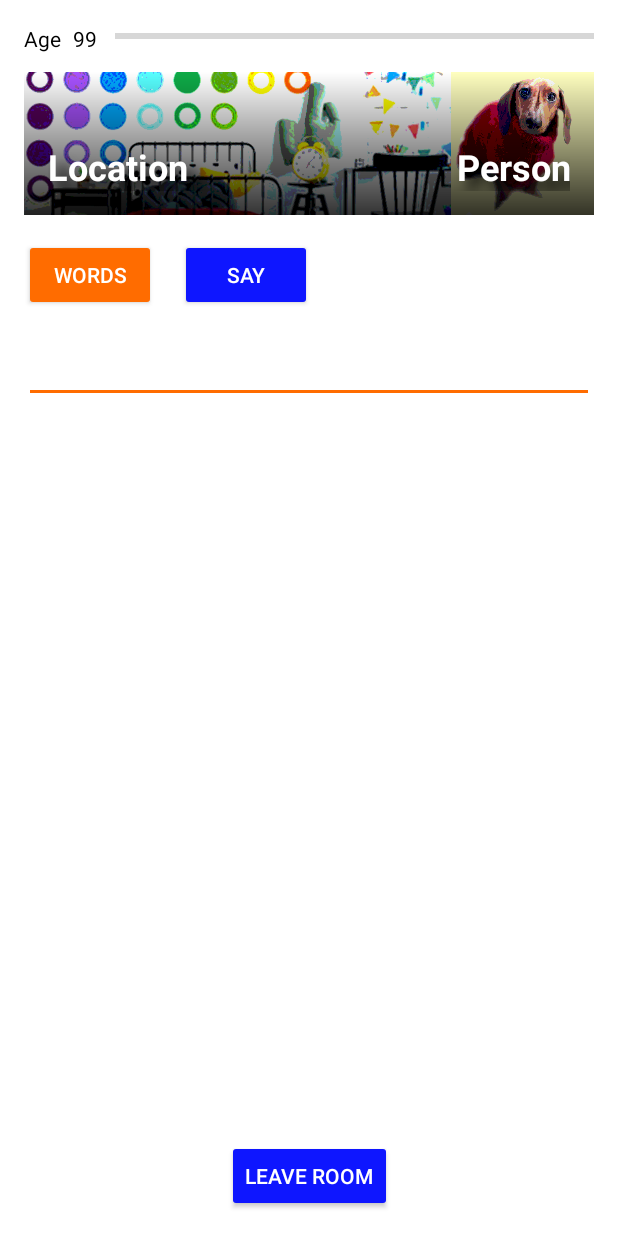
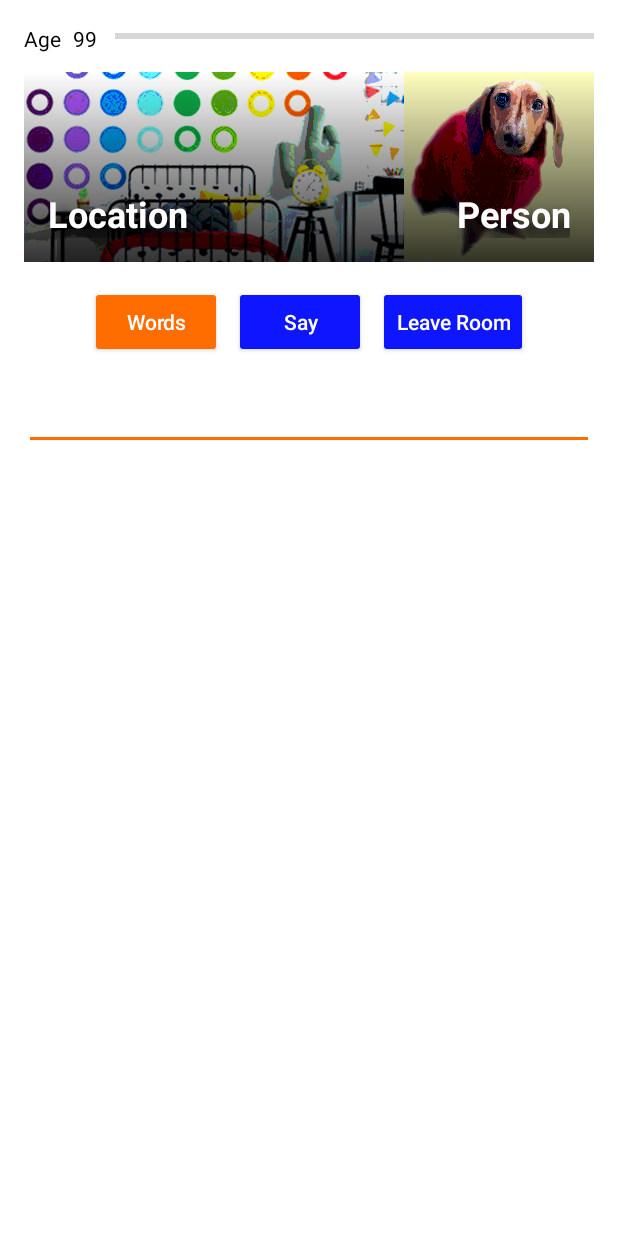
Before and after one commit to MWojnar/GGJ2019Android, an Android app: the layout activity_dialog.xml on its own in the app's theme, with its tools: preview values and no code run, on a phone screen of 412 x 824 dp. Run offline under Robolectric (Android 15) with nearby library versions, the light colour scheme and no system bars.

Commit message:
Increasing the sizes of the images.

```diff
--- a/app/src/main/res/layout/activity_birthday.xml
+++ b/app/src/main/res/layout/activity_birthday.xml
@@ -29,7 +29,6 @@
         android:layout_marginBottom="16dp"
         android:scaleType="centerCrop"
         app:layout_constraintBottom_toTopOf="@+id/btnLeaveRoom"
-        app:layout_constraintDimensionRatio="2:1"
         app:layout_constraintEnd_toEndOf="parent"
         app:layout_constraintStart_toStartOf="parent"
         app:layout_constraintTop_toBottomOf="@+id/progressYear"
--- a/app/src/main/res/layout/activity_dialog.xml
+++ b/app/src/main/res/layout/activity_dialog.xml
@@ -70,7 +70,7 @@
             android:layout_marginTop="16dp"
             android:layout_marginEnd="16dp"
             android:scaleType="centerCrop"
-            app:layout_constraintDimensionRatio="4:1"
+            app:layout_constraintDimensionRatio="3:1"
             app:layout_constraintEnd_toEndOf="parent"
             app:layout_constraintStart_toStartOf="parent"
             app:layout_constraintTop_toBottomOf="@+id/progressYear"
@@ -137,25 +137,32 @@
             android:id="@+id/btnLeaveRoom"
             android:layout_width="wrap_content"
             android:layout_height="wrap_content"
-            android:layout_marginStart="16dp"
-            android:layout_marginEnd="16dp"
-            android:layout_marginBottom="16dp"
+            android:layout_marginStart="4dp"
+            android:layout_marginTop="16dp"
+            android:layout_marginEnd="4dp"
             android:onClick="leaveRoom"
             android:text="@string/btn_leave_room"
+            android:textAllCaps="false"
             android:theme="@style/AppTheme.ActionButton"
-            app:layout_constraintBottom_toBottomOf="parent"
             app:layout_constraintEnd_toEndOf="parent"
-            app:layout_constraintStart_toStartOf="parent" />
+            app:layout_constraintHorizontal_bias="0.5"
+            app:layout_constraintStart_toEndOf="@+id/btnSubmit"
+            app:layout_constraintTop_toBottomOf="@+id/frameImages" />
 
         <Button
             android:id="@+id/btnVocab"
             android:layout_width="wrap_content"
             android:layout_height="wrap_content"
-            android:layout_marginStart="16dp"
+            android:layout_marginStart="4dp"
             android:layout_marginTop="16dp"
+            android:layout_marginEnd="4dp"
             android:onClick="showWords"
             android:text="@string/btn_talk_vocab"
+            android:textAllCaps="false"
             android:theme="@style/AppTheme.WordButton"
+            app:layout_constraintEnd_toStartOf="@+id/btnSubmit"
+            app:layout_constraintHorizontal_bias="0.5"
+            app:layout_constraintHorizontal_chainStyle="packed"
             app:layout_constraintStart_toStartOf="parent"
             app:layout_constraintTop_toBottomOf="@+id/frameImages" />
 
@@ -163,11 +170,15 @@
             android:id="@+id/btnSubmit"
             android:layout_width="wrap_content"
             android:layout_height="wrap_content"
-            android:layout_marginStart="16dp"
+            android:layout_marginStart="4dp"
             android:layout_marginTop="16dp"
+            android:layout_marginEnd="4dp"
             android:onClick="say"
             android:text="@string/btn_talk_submit"
+            android:textAllCaps="false"
             android:theme="@style/AppTheme.ActionButton"
+            app:layout_constraintEnd_toStartOf="@+id/btnLeaveRoom"
+            app:layout_constraintHorizontal_bias="0.5"
             app:layout_constraintStart_toEndOf="@+id/btnVocab"
             app:layout_constraintTop_toBottomOf="@+id/frameImages" />
 
--- a/app/src/main/res/layout/activity_select_person.xml
+++ b/app/src/main/res/layout/activity_select_person.xml
@@ -60,7 +60,7 @@
         android:layout_marginTop="16dp"
         android:layout_marginEnd="16dp"
         android:scaleType="centerCrop"
-        app:layout_constraintDimensionRatio="2:1"
+        app:layout_constraintDimensionRatio="4:3"
         app:layout_constraintEnd_toEndOf="parent"
         app:layout_constraintStart_toStartOf="parent"
         app:layout_constraintTop_toBottomOf="@+id/progressYear"
@@ -72,7 +72,7 @@
             android:layout_height="match_parent"
             android:contentDescription="location image"
             android:scaleType="centerCrop"
-            app:srcCompat="@android:color/black" />
+            app:srcCompat="@drawable/bedroom" />
 
         <ImageView
             android:id="@+id/imgGradient"
@@ -108,6 +108,7 @@
         android:layout_marginBottom="16dp"
         android:onClick="leaveRoom"
         android:text="@string/btn_leave_room"
+        android:textAllCaps="false"
         android:theme="@style/AppTheme.ActionButton"
         app:layout_constraintBottom_toBottomOf="parent"
         app:layout_constraintEnd_toEndOf="parent"
--- a/app/src/main/res/layout/drawer_vocab.xml
+++ b/app/src/main/res/layout/drawer_vocab.xml
@@ -13,7 +13,8 @@
         android:layout_width="match_parent"
         android:layout_height="wrap_content"
         android:text="@string/drawer_vocab_header"
-        android:textAppearance="@style/TextAppearance.AppCompat.Body1" />
+        android:textAppearance="@style/TextAppearance.AppCompat.Body1"
+        android:textColor="@color/colorButtonText" />
 
     <android.support.v7.widget.RecyclerView
         android:id="@+id/lstWords"
--- a/app/src/main/res/layout/item_action.xml
+++ b/app/src/main/res/layout/item_action.xml
@@ -4,6 +4,7 @@
     android:id="@+id/btnAction"
     android:layout_width="wrap_content"
     android:layout_height="wrap_content"
+    android:textAllCaps="false"
     android:theme="@style/AppTheme.ActionButton" >
 
 </Button>
--- a/app/src/main/res/layout/item_location.xml
+++ b/app/src/main/res/layout/item_location.xml
@@ -12,6 +12,7 @@
         android:layout_marginStart="16dp"
         android:layout_marginTop="16dp"
         android:layout_marginEnd="16dp"
+        android:textAllCaps="false"
         android:theme="@style/AppTheme.ActionButton"
         app:layout_constraintEnd_toEndOf="parent"
         app:layout_constraintStart_toStartOf="parent"
--- a/app/src/main/res/values/styles.xml
+++ b/app/src/main/res/values/styles.xml
@@ -11,6 +11,9 @@
         <!--<item name="android:windowBackground">@color/colorBackground</item>-->
         <item name="android:colorBackground">@color/colorBackground</item>
         <item name="android:textColor">@color/colorText</item>
+
+        <item name="windowActionBar">false</item>
+        <item name="windowNoTitle">true</item>
     </style>
 
     <style name="AppTheme.ActionButton" parent="Widget.AppCompat.Button.Colored">
```
Also changed, not shown: app/src/main/AndroidManifest.xml (+16 -7 lines).
